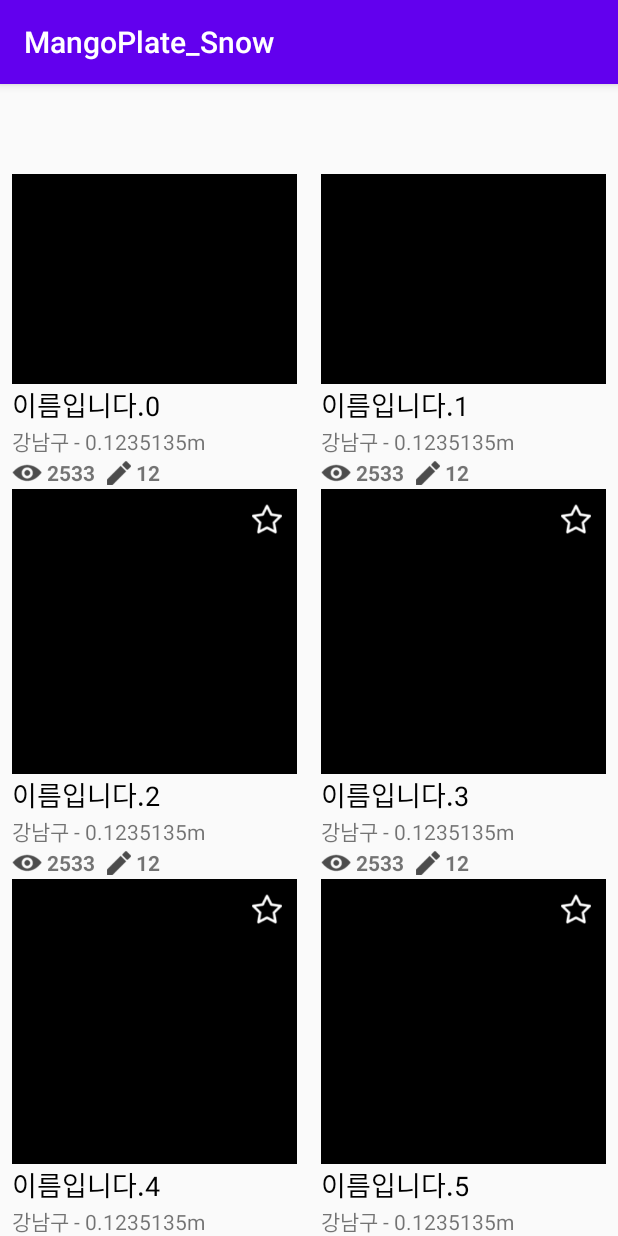
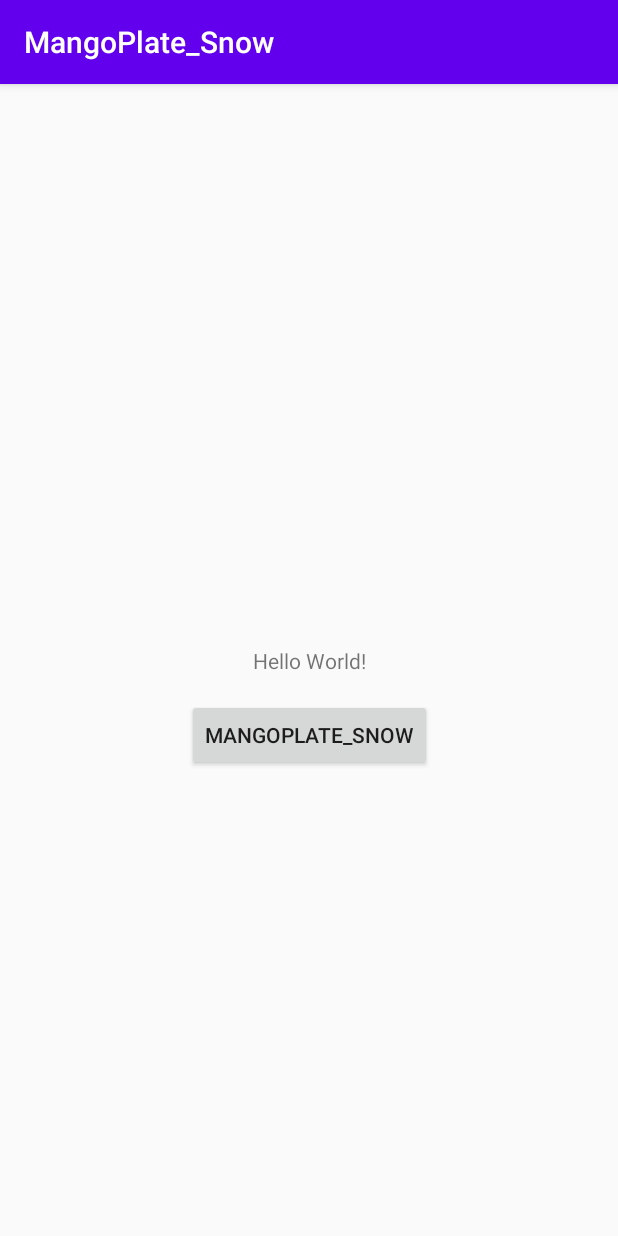
Before and after one commit to softsquared-summer/mangoplate_mock_android_snow, an Android app: the screen it shows after launch (MainActivity), on a phone screen of 412 x 824 dp. Run offline under Robolectric (Android 15) with nearby library versions, the phone set to English and light mode, and no system bars.

Commit message:
Revert "Main Activity 틀음식점 recycler view 구현"
This reverts commit af5ba334bc02050181314b27cd656d7ab2ead105.

```diff
--- a/MangoPlate_Snow/app/build.gradle
+++ b/MangoPlate_Snow/app/build.gradle
@@ -38,6 +38,4 @@ dependencies {
     implementation("com.squareup.okhttp3:okhttp:4.0.1")
     // https://github.com/square/retrofit/tree/master/retrofit-converters/gson
     implementation 'com.squareup.retrofit2:converter-gson:2.4.0'
-    implementation 'androidx.recyclerview:recyclerview:1.0.0'
-    implementation 'androidx.cardview:cardview:1.0.0'
 }
--- a/MangoPlate_Snow/app/src/main/java/com/example/mangoplate_snow/src/main/MainActivity.java
+++ b/MangoPlate_Snow/app/src/main/java/com/example/mangoplate_snow/src/main/MainActivity.java
@@ -1,61 +1,36 @@
 package com.example.mangoplate_snow.src.main;
 
 import android.os.Bundle;
-import android.util.Log;
 import android.view.View;
 import android.widget.TextView;
 
 import androidx.annotation.Nullable;
-import androidx.recyclerview.widget.LinearLayoutManager;
-import androidx.recyclerview.widget.RecyclerView;
-import androidx.recyclerview.widget.StaggeredGridLayoutManager;
 
 import com.example.mangoplate_snow.R;
 import com.example.mangoplate_snow.src.BaseActivity;
 import com.example.mangoplate_snow.src.main.interfaces.MainActivityView;
 
-import java.util.ArrayList;
-
 public class MainActivity extends BaseActivity implements MainActivityView {
-    private RestaurantsRecyclerAdapter mRestaurantsRecyclerAdapter;
-    private RecyclerView mRecyclerView;
-    ArrayList<Restaurant> restaurants = new ArrayList<>();
-
+    private TextView mTvHelloWorld;
     @Override
     protected void onCreate(@Nullable Bundle savedInstanceState) {
         super.onCreate(savedInstanceState);
         setContentView(R.layout.activity_main);
 
-        initialize();
-
-        for(int i=0; i<20; i++){
-            restaurants.add(new Restaurant("이름입니다."+i, "강남구 - 0.1235135m",
-                    "2533", "12", "2.6"));
-        }
-        mRestaurantsRecyclerAdapter.notifyDataSetChanged();
-
-    }
-    private void initialize(){
-        mRecyclerView = findViewById(R.id.main_recyclerview_restaurant_list);
-
-        mRestaurantsRecyclerAdapter = new RestaurantsRecyclerAdapter(restaurants);
-        mRecyclerView.setAdapter(mRestaurantsRecyclerAdapter);
-
-//        LinearLayoutManager linearLayoutManager = new LinearLayoutManager(this);
-//        mRecyclerView.setLayoutManager(linearLayoutManager);
-        mRecyclerView.setLayoutManager(new StaggeredGridLayoutManager(2, StaggeredGridLayoutManager.VERTICAL));
+        mTvHelloWorld = findViewById(R.id.main_tv_hello_world);
     }
 
-//    private void tryGetTest(){
-//        showProgressDialog();
-//
-//        final MainService mainService = new MainService(this);
-//        mainService.getTest();
-//    }
+    private void tryGetTest(){
+        showProgressDialog();
+
+        final MainService mainService = new MainService(this);
+        mainService.getTest();
+    }
 
     @Override
     public void validateSuccess(String text) {
         hideProgressDialog();
+        mTvHelloWorld.setText(text);
     }
 
     @Override
@@ -63,17 +38,13 @@ public class MainActivity extends BaseActivity implements MainActivityView {
         hideProgressDialog();
         showCustomToast(message == null || message.isEmpty() ? "네트워크 연결이 원활하지 않습니다." : message);
     }
-
-//    public void customOnClick(View view){
-//        switch (view.getId()){
-//            case R.id.main_btn_hello_world:
-//                tryGetTest();
-//                break;
-//            default:
-//                break;
-//        }
-//    }
+    public void customOnClick(View view){
+        switch (view.getId()){
+            case R.id.main_btn_hello_world:
+                tryGetTest();
+                break;
+            default:
+                break;
+        }
+    }
 }
-
-//recyclerview 구현 & adapter 설정
-//https://dev-imaec.tistory.com/27
--- a/MangoPlate_Snow/app/src/main/java/com/example/mangoplate_snow/src/main/Restaurant.java
+++ /dev/null
@@ -1,77 +0,0 @@
-package com.example.mangoplate_snow.src.main;
-
-import java.net.URL;
-
-public class Restaurant {
-    private String restaurantName;
-    private String districtAndDistance;
-    private String seeCounter;
-    private String reviewCounter;
-    //private URL restaurantImgUrl;
-    private String restaurantScore;
-    private boolean toggleWannago;
-
-    public Restaurant(String restaurantName, String districtAndDistance, String seeCounter, String reviewCounter, String restaurantScore) {
-        this.restaurantName = restaurantName;
-        this.districtAndDistance = districtAndDistance;
-        this.seeCounter = seeCounter;
-        this.reviewCounter = reviewCounter;
-       // this.restaurantImgUrl = restaurantImgUrl;
-        this.restaurantScore = restaurantScore;
-    }
-
-    public String getRestaurantName() {
-        return restaurantName;
-    }
-
-    public void setRestaurantName(String restaurantName) {
-        this.restaurantName = restaurantName;
-    }
-
-    public String getDistrictAndDistance() {
-        return districtAndDistance;
-    }
-
-    public void setDistrictAndDistance(String districtAndDistance) {
-        this.districtAndDistance = districtAndDistance;
-    }
-
-    public String getSeeCounter() {
-        return seeCounter;
-    }
-
-    public void setSeeCounter(String seeCounter) {
-        this.seeCounter = seeCounter;
-    }
-
-    public String getReviewCounter() {
-        return reviewCounter;
-    }
-
-    public void setReviewCounter(String reviewCounter) {
-        this.reviewCounter = reviewCounter;
-    }
-
-//    public URL getRestaurantImgUrl() {
-//        return restaurantImgUrl;
-//    }
-//
-//    public void setRestaurantImgUrl(URL restaurantImgUrl) {
-//        this.restaurantImgUrl = restaurantImgUrl;
-//    }
-
-    public String getRestaurantScore() {
-        return restaurantScore;
-    }
-
-    public void setRestaurantScore(String restaurantScore) {
-        this.restaurantScore = restaurantScore;
-    }
-    public boolean isToggleWannago() {
-        return toggleWannago;
-    }
-
-    public void setToggleWannago(boolean toggleWannago) {
-        this.toggleWannago = toggleWannago;
-    }
-}
--- a/MangoPlate_Snow/app/src/main/java/com/example/mangoplate_snow/src/main/RestaurantsRecyclerAdapter.java
+++ /dev/null
@@ -1,69 +0,0 @@
-package com.example.mangoplate_snow.src.main;
-
-import android.view.LayoutInflater;
-import android.view.View;
-import android.view.ViewGroup;
-import android.widget.ImageView;
-import android.widget.TextView;
-import android.widget.ToggleButton;
-
-import androidx.annotation.NonNull;
-import androidx.recyclerview.widget.RecyclerView;
-
-import com.example.mangoplate_snow.R;
-
-import java.util.ArrayList;
-
-public class RestaurantsRecyclerAdapter extends RecyclerView.Adapter<RestaurantsRecyclerAdapter.ItemViewHolder> {
-    private ArrayList<Restaurant> listData = new ArrayList<>();
-
-    public RestaurantsRecyclerAdapter(ArrayList<Restaurant> listData) {
-        this.listData = listData;
-    }
-
-    class ItemViewHolder extends RecyclerView.ViewHolder {
-        //private ImageView ivRestaurantMainImg;
-        private TextView tvRestaurantName, tvRestaurantDistrictAndDistance,
-                tvSeeCounter, tvReviewCounter, tvRestaurantScore;
-        private ToggleButton togglebtnWannago;
-
-        public ItemViewHolder(@NonNull View itemView) {
-            super(itemView);
-
-            //  ivRestaurantMainImg = itemView.findViewById(R.id.iv_restaurant_main_img);
-            tvRestaurantName = itemView.findViewById(R.id.tv_restaurant_name);
-            tvRestaurantDistrictAndDistance = itemView.findViewById(R.id.tv_restaurant_district_and_distance);
-            tvSeeCounter = itemView.findViewById(R.id.tv_see_counter);
-            tvReviewCounter = itemView.findViewById(R.id.tv_review_counter);
-            tvRestaurantScore = itemView.findViewById(R.id.tv_restaurant_score);
-            togglebtnWannago = itemView.findViewById(R.id.togglebtn_wanna_go);
-        }
-
-        void onBind(Restaurant restaurant) {
-//            ivRestaurantMainImg.setImageResource(aa);
-            tvRestaurantName.setText(restaurant.getRestaurantName());
-            tvRestaurantDistrictAndDistance.setText(restaurant.getDistrictAndDistance());
-            tvSeeCounter.setText(restaurant.getSeeCounter());
-            tvReviewCounter.setText(restaurant.getReviewCounter());
-            tvRestaurantScore.setText(restaurant.getRestaurantScore());
-            togglebtnWannago.setChecked(restaurant.isToggleWannago());
-        }
-    }
-
-    @NonNull
-    @Override
-    public ItemViewHolder onCreateViewHolder(@NonNull ViewGroup parent, int viewType) {
-        View view = LayoutInflater.from(parent.getContext()).inflate(R.layout.restaurant_main, parent, false);
-        return new ItemViewHolder(view);
-    }
-
-    @Override
-    public void onBindViewHolder(@NonNull ItemViewHolder holder, int position) {
-        holder.onBind(listData.get(position));
-    }
-
-    @Override
-    public int getItemCount() {
-        return listData.size();
-    }
-}
--- a/MangoPlate_Snow/app/src/main/res/drawable/toggle_wanna_go_selector.xml
+++ /dev/null
@@ -1,7 +0,0 @@
-<?xml version="1.0" encoding="utf-8"?>
-<selector xmlns:android="http://schemas.android.com/apk/res/android">
-    <item android:state_checked="false"
-        android:drawable="@drawable/icon_wanna_go_empty_star"/>
-    <item android:state_checked="true"
-        android:drawable="@drawable/icon_wanna_go_filled_star"/>
-</selector>
--- a/MangoPlate_Snow/app/src/main/res/layout/activity_main.xml
+++ b/MangoPlate_Snow/app/src/main/res/layout/activity_main.xml
@@ -4,88 +4,28 @@
     xmlns:tools="http://schemas.android.com/tools"
     android:layout_width="match_parent"
     android:layout_height="match_parent"
-    tools:context=".src.main.MainActivity">
+    tools:context=".MainActivity">
 
-    <LinearLayout
-        android:id="@+id/main_linear_top_bar"
-        android:layout_width="match_parent"
-        android:layout_height="60dp"
+    <TextView
+        android:id="@+id/main_tv_hello_world"
+        android:layout_width="wrap_content"
+        android:layout_height="wrap_content"
+        android:text="Hello World!"
         app:layout_constraintStart_toStartOf="parent"
         app:layout_constraintEnd_toEndOf="parent"
         app:layout_constraintTop_toTopOf="parent"
-        android:orientation="horizontal">
+        app:layout_constraintBottom_toBottomOf="parent"/>
 
-    </LinearLayout>
-    <ScrollView
-        android:layout_width="match_parent"
+    <Button
+        android:id="@+id/main_btn_hello_world"
+        android:layout_width="wrap_content"
         android:layout_height="wrap_content"
-        app:layout_constraintStart_toStartOf="parent"
-        app:layout_constraintEnd_toEndOf="parent"
-        app:layout_constraintTop_toTopOf="parent"
-        android:paddingTop="60dp">
-        <RelativeLayout
-            android:id="@+id/main_relatvie_for_recycleview"
-            android:layout_width="match_parent"
-            android:layout_height="wrap_content">
-            <ViewFlipper
-                android:id="@+id/main_auto_sliding_banner"
-                android:layout_width="match_parent"
-                android:layout_height="120dp"
-                android:layout_alignParentStart="true"
-                android:layout_alignParentEnd="true"
-                android:layout_alignParentTop="true"
-                android:background="@color/colorMainTheme"/>
-            <LinearLayout
-                android:id="@+id/main_linear_mid_bar"
-                android:layout_width="match_parent"
-                android:layout_height="60dp"
-                android:layout_below="@id/main_auto_sliding_banner"
-                android:orientation="horizontal"
-                android:layout_alignParentStart="true"
-                android:layout_alignParentEnd="true">
-                <TextView
-                    android:layout_width="match_parent"
-                    android:layout_height="match_parent"
-                    android:text="필터 부분"
-                    android:textSize="40dp"/>
-            </LinearLayout>
-            <ImageView
-                android:id="@+id/main_iv_ob_lager"
-                android:layout_width="match_parent"
-                android:layout_height="80dp"
-                android:layout_below="@id/main_linear_mid_bar"
-                android:background="#FF2255"/>
-
-            <androidx.recyclerview.widget.RecyclerView
-                android:id="@+id/main_recyclerview_restaurant_list"
-                android:layout_width="match_parent"
-                android:layout_height="wrap_content"
-                android:clipToPadding="false"
-                android:paddingTop="10dp"
-                android:paddingBottom="10dp"
-                android:layout_alignParentStart="true"
-                android:layout_alignParentEnd="true"
-                android:layout_below="@id/main_iv_ob_lager"/>
-            <LinearLayout
-                android:layout_width="match_parent"
-                android:layout_height="70dp"
-                android:layout_below="@id/main_recyclerview_restaurant_list"
-                android:layout_marginBottom="10dp"
-                android:background="@color/colorMainTheme"
-                android:layout_alignParentStart="true"
-                android:layout_alignParentEnd="true">
-
-            </LinearLayout>
-        </RelativeLayout>
-    </ScrollView>
-    <LinearLayout
-        android:id="@+id/main_linear_bottom_bar"
-        android:layout_width="match_parent"
-        android:layout_height="60dp"
+        android:layout_marginTop="100dp"
+        android:onClick="customOnClick"
+        android:text="@string/app_name"
         app:layout_constraintStart_toStartOf="parent"
         app:layout_constraintEnd_toEndOf="parent"
         app:layout_constraintBottom_toBottomOf="parent"
-        android:orientation="horizontal">
+        app:layout_constraintTop_toTopOf="parent"/>
 
-    </LinearLayout>
 </androidx.constraintlayout.widget.ConstraintLayout>
--- a/MangoPlate_Snow/app/src/main/res/layout/restaurant_main.xml
+++ /dev/null
@@ -1,112 +0,0 @@
-<?xml version="1.0" encoding="utf-8"?>
-<LinearLayout xmlns:android="http://schemas.android.com/apk/res/android"
-    xmlns:app="http://schemas.android.com/apk/res-auto"
-    android:orientation="vertical"
-    android:layout_width="match_parent"
-    android:layout_height="260dp">
-    <RelativeLayout
-        android:layout_width="190dp"
-        android:layout_height="260dp"
-        android:layout_gravity="center">
-        <FrameLayout
-            android:id="@+id/frame_restaurant_img_and_togglebtn"
-            android:layout_width="match_parent"
-            android:layout_height="190dp">
-            <ImageView
-                android:id="@+id/iv_restaurant_main_img"
-                android:layout_width="match_parent"
-                android:layout_height="match_parent"
-                android:background="#000000"/>
-            <ToggleButton
-                android:id="@+id/togglebtn_wanna_go"
-                android:layout_width="20dp"
-                android:layout_height="20dp"
-                android:background="@drawable/toggle_wanna_go_selector"
-                android:textOn=""
-                android:textOff=""
-                android:layout_gravity="end"
-                android:layout_marginEnd="10dp"
-                android:layout_marginTop="10dp"/>
-        </FrameLayout>
-        <androidx.constraintlayout.widget.ConstraintLayout
-            android:layout_width="match_parent"
-            android:layout_height="0dp"
-            android:layout_below="@id/frame_restaurant_img_and_togglebtn"
-            android:layout_alignParentBottom="true"
-            android:layout_alignParentStart="true"
-            android:layout_alignParentEnd="true">
-            <TextView
-                android:id="@+id/tv_restaurant_name"
-                android:layout_width="wrap_content"
-                android:layout_height="0dp"
-                android:ellipsize="end"
-                android:gravity="center_vertical"
-                android:maxLines="1"
-                android:text="wefaswefwefwefwe,m,mfwefw"
-                android:textColor="#000000"
-                android:textSize="18dp"
-                app:layout_constraintStart_toStartOf="parent"
-                app:layout_constraintTop_toTopOf="parent"/>
-            <TextView
-                android:id="@+id/tv_restaurant_district_and_distance"
-                android:layout_width="wrap_content"
-                android:layout_height="0dp"
-                android:gravity="center_vertical"
-                app:layout_constraintTop_toBottomOf="@id/tv_restaurant_name"
-                app:layout_constraintStart_toStartOf="parent"
-                android:text="강남구" />
-            <LinearLayout
-                android:id="@+id/linear_see_and_review_count"
-                android:layout_width="match_parent"
-                android:layout_height="0dp"
-                android:layout_weight="1"
-                android:orientation="horizontal"
-                app:layout_constraintTop_toBottomOf="@id/tv_restaurant_district_and_distance"
-                app:layout_constraintBottom_toBottomOf="parent"
-                app:layout_constraintStart_toStartOf="parent">
-                <ImageView
-                    android:id="@+id/iv_icon_see_counter"
-                    android:layout_width="20dp"
-                    android:layout_height="20dp"
-                    android:layout_gravity="center_vertical"
-                    android:background="@drawable/icon_see_counter" />
-                <TextView
-                    android:id="@+id/tv_see_counter"
-                    android:layout_width="wrap_content"
-                    android:layout_height="match_parent"
-                    android:layout_marginStart="3dp"
-                    android:textStyle="bold"
-                    android:layout_gravity="center"
-                    android:gravity="center"/>
-                <ImageView
-                    android:id="@+id/iv_icon_review_counter"
-                    android:layout_width="16dp"
-                    android:layout_height="16dp"
-                    android:layout_gravity="center_vertical"
-                    android:layout_marginStart="8dp"
-                    android:background="@drawable/icon_review_counter"
-                    android:gravity="center" />
-                <TextView
-                    android:id="@+id/tv_review_counter"
-                    android:layout_width="wrap_content"
-                    android:layout_height="match_parent"
-                    android:layout_marginStart="3dp"
-                    android:textStyle="bold"
-                    android:layout_gravity="center"
-                    android:gravity="center"/>
-            </LinearLayout>
-            <TextView
-                android:id="@+id/tv_restaurant_score"
-                android:layout_width="0dp"
-                android:layout_height="match_parent"
-                android:gravity="center"
-                android:textSize="25dp"
-                android:text="4.5"
-                android:visibility="gone"
-                app:layout_constraintEnd_toEndOf="parent"
-                app:layout_constraintTop_toTopOf="parent"
-                app:layout_constraintBottom_toBottomOf="parent"/>
-<!--        </LinearLayout>-->
-        </androidx.constraintlayout.widget.ConstraintLayout>
-    </RelativeLayout>
-</LinearLayout>
--- a/MangoPlate_Snow/app/src/main/res/values/colors.xml
+++ b/MangoPlate_Snow/app/src/main/res/values/colors.xml
@@ -3,5 +3,4 @@
     <color name="colorPrimary">#6200EE</color>
     <color name="colorPrimaryDark">#3700B3</color>
     <color name="colorAccent">#03DAC5</color>
-    <color name="colorMainTheme">#FF7101</color>
 </resources>
--- a/MangoPlate_Snow/app/src/main/res/xml/network_security_config.xml
+++ /dev/null
@@ -1,5 +0,0 @@
-<?xml version="1.0" encoding="utf-8"?>
-<network-security-config>
-    <base-config cleartextTrafficPermitted="true" />
-    <!--<base-config cleartextTrafficPermitted="false" />-->
-</network-security-config>
```
Also changed, not shown: MangoPlate_Snow/app/src/main/AndroidManifest.xml (+4 -4 lines), MangoPlate_Snow/app/src/main/res/drawable-v24/icon_review_counter.png (deleted), MangoPlate_Snow/app/src/main/res/drawable-v24/icon_see_counter.png (deleted), MangoPlate_Snow/app/src/main/res/drawable-v24/icon_wanna_go_empty_star.png (deleted), MangoPlate_Snow/app/src/main/res/drawable-v24/icon_wanna_go_filled_star.png (deleted).
